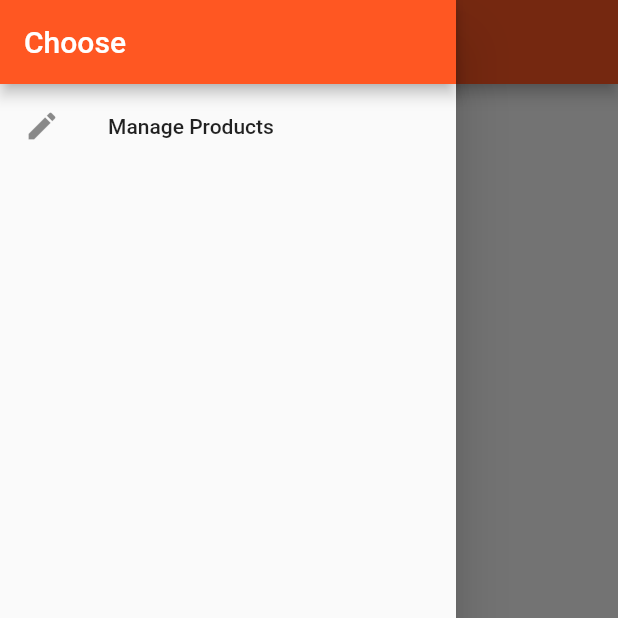
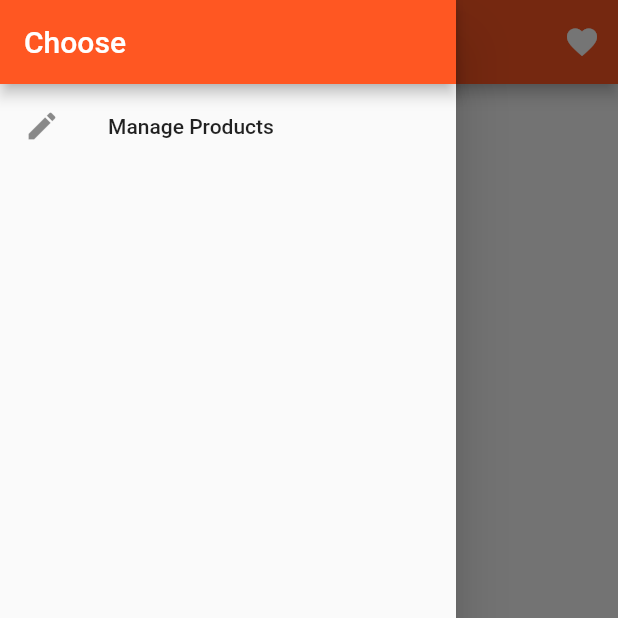
Before and after one commit to Vitaly-V/EasyList, a Flutter app: the ProductsPage screen opened by its route, with the side drawer open, on a phone screen of 412 x 824 dp, the top half of it. Run offline on Flutter 3.47's test engine with Material 2 defaults, Android fonts, the light colour scheme and no system bars.

Commit message:
Icons. And App Bar Icons

```diff
--- a/lib/pages/products.dart
+++ b/lib/pages/products.dart
@@ -27,6 +27,12 @@ class ProductsPage extends StatelessWidget {
       ),
       appBar: AppBar(
         title: Text('EasyList'),
+        actions: <Widget>[
+          IconButton(
+            icon: Icon(Icons.favorite),
+            onPressed: () {},
+          )
+        ],
       ),
       body: ProductManager(products),
     );
```
Also changed, not shown: lib/products.dart (+10 -3 lines).
